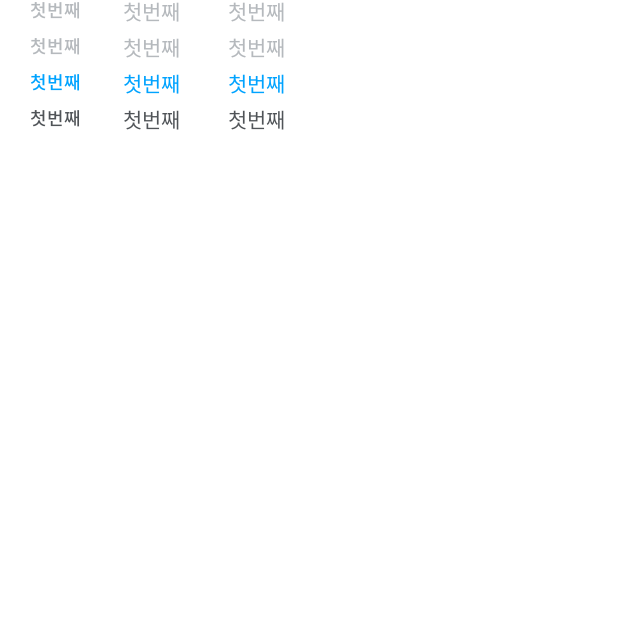
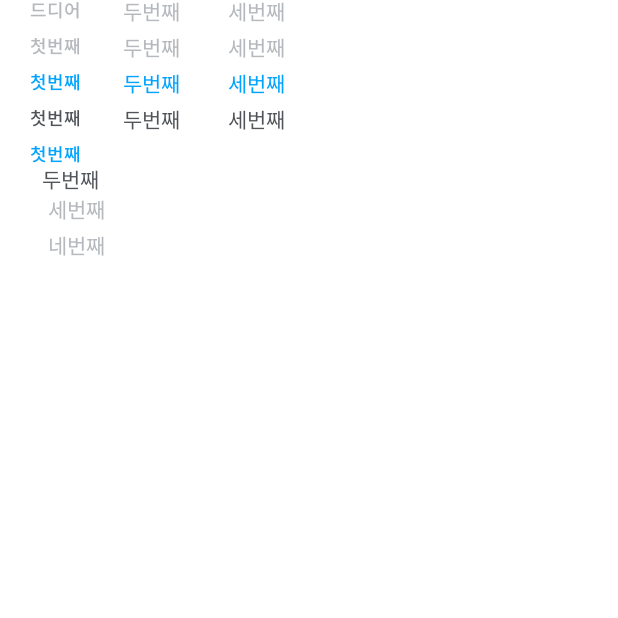
Before and after one commit to yourssu/YDS-Android, an Android app: the screen it shows after launch (CheckBoxActivity), on a phone screen of 412 x 824 dp, the top half of it. Run offline under Robolectric (Android 15) with nearby library versions, the phone set to English and light mode, and no system bars; our stand-ins replace data binding; 5 statements that could not run were skipped.

Commit message:
문제해결 : 데이터바인딩 시 상태지정 불가능
문제 해결: 데이터 바인딩 시 상태지정 불가능.
이제 데이터 바인딩을 통한 엑티비티 내에서의 동적인 생성 및 접근 가능.
체크박스 코드 리펙토링 완료.
코드 내 isDisabled 변수를 기본 뷰 변수 isEnabled setter 로 변경.
문제점: 체크박스 크기가 좀 작은듯?

```diff
--- a/DesignSystem/src/main/java/com/yourssu/design/system/atom/CheckBox.kt
+++ b/DesignSystem/src/main/java/com/yourssu/design/system/atom/CheckBox.kt
@@ -1,20 +1,19 @@
 package com.yourssu.design.system.atom
 
 import android.content.Context
-import android.graphics.PorterDuff
 import android.util.AttributeSet
 import android.util.Log
 import android.view.LayoutInflater
 import android.view.MotionEvent
+import android.view.ViewGroup
 import androidx.constraintlayout.widget.ConstraintLayout
 import androidx.core.content.ContextCompat
-import androidx.core.content.res.getStringOrThrow
 import androidx.core.content.withStyledAttributes
-import androidx.core.graphics.drawable.DrawableCompat
 import com.yourssu.design.R
 import com.yourssu.design.databinding.LayoutCheckBoxBinding
 import com.yourssu.design.system.foundation.Icon
 import com.yourssu.design.system.foundation.Typo
+import com.yourssu.design.system.language.ComponentGroup
 import com.yourssu.design.undercarriage.size.dpToPx
 
 
@@ -27,123 +26,96 @@ class CheckBox @JvmOverloads constructor(
     private val binding: LayoutCheckBoxBinding =
         LayoutCheckBoxBinding.inflate(LayoutInflater.from(context), this, true)
 
-
-    private var isDisabled: Boolean = false
-        set(bool) {
-            field = bool
-            setAvailabilityState(field)
-        }
-
     var size: Int = SIZE_SMALL
         set(value) {
             field = value
-            setSizeState(field)
+            setSizeState()
         }
 
-    private var label: String = "텍스트"
+    var label: String = "텍스트"
         set(value) {
             field = value
-            setText(label)
+            changeText()
         }
 
     init {
         context.withStyledAttributes(attrs, R.styleable.CheckBox) {
-            isDisabled = getBoolean(R.styleable.CheckBox_isDisabled, false)
+            isEnabled = !getBoolean(R.styleable.CheckBox_isDisabled, false)
             isSelected = getBoolean(R.styleable.CheckBox_isSelected, false)
             size = getInt(R.styleable.CheckBox_size, SIZE_SMALL)
-            label = getStringOrThrow(R.styleable.CheckBox_label)
-        }
-
-        initStates(isDisabled, isSelected, size, label)
-    }
-
-    private fun initStates(isDisabled: Boolean, isSelected: Boolean, size: Int, label: String) {
-        setSizeState(size)
-        setAvailabilityState(isDisabled)
-        setSelectivityState(isSelected)
-        setText(label)
-    }
-
-    private fun setText(label: String) {
-        binding.text.text = label
-    }
-
-    private fun setAvailabilityState(disabled: Boolean) {
-        isEnabled = !disabled
-    }
-
-    private fun setSelectivityState(selected: Boolean) {
-        isSelected = selected
-        when (isSelected) {
-            true -> {
-                if (isEnabled) {
-                    changeTotalColor(R.color.buttonPoint)
-                    changeDrawable(Icon.ic_checkcircle_filled)
-                } else {
-                    changeTotalColor(R.color.buttonDisabled)
-                    changeDrawable(Icon.ic_checkcircle_filled)
-                }
-            }
-            false -> {
-                if (isEnabled) {
-                    changeTotalColor(R.color.buttonNormal)
-                    changeDrawable(Icon.ic_checkcircle_line)
-                } else {
-                    changeTotalColor(R.color.buttonDisabled)
-                    changeDrawable(Icon.ic_checkcircle_line)
-                }
-            }
+            label = getString(R.styleable.CheckBox_label).toString()
         }
     }
 
-    private fun setSizeState(size: Int) {
-        when (size) {
-            SIZE_SMALL -> {
-                changeTypo(Typo.Button4)
-                changeMarginLeft(MARGIN_SMALL)
-                changeImageSize(IconView.ExtraSmall)
-            }
-            SIZE_MEDIUM -> {
-                changeTypo(Typo.Button3)
-                changeMarginLeft(MARGIN_MEDIUM)
-                changeImageSize(IconView.Small)
-            }
-            SIZE_LARGE -> {
-                changeTypo(Typo.Button3)
-                changeMarginLeft(MARGIN_LARGE)
-                changeImageSize(IconView.Medium)
-            }
-            else -> {
-                changeTypo(Typo.Button4)
-                changeMarginLeft(MARGIN_SMALL)
-                changeImageSize(IconView.ExtraSmall)
-            }
+    override fun setEnabled(enabled: Boolean) {
+        super.setEnabled(enabled)
+        setState()
+    }
+
+    override fun setSelected(selected: Boolean) {
+        super.setSelected(selected)
+        setState()
+    }
+
+    private fun setState() {
+        setTotalColor()
+        setDrawable()
+    }
+
+    private fun setTotalColor() {
+        when (isEnabled) {
+            true ->
+                if (isSelected)
+                    changeTotalColor(R.color.buttonPoint)
+                else
+                    changeTotalColor(R.color.buttonNormal)
+            false ->
+                changeTotalColor(R.color.buttonDisabled)
         }
     }
+
+    private fun setDrawable() {
+        when (isSelected) {
+            true -> changeDrawable(Icon.ic_checkcircle_filled)
+            false -> changeDrawable(Icon.ic_checkcircle_line)
+        }
+    }
+
+    private fun setSizeState() {
+        when (size) {
+            SIZE_SMALL -> changeTotalSize(Typo.Button4, MARGIN_SMALL, IconView.ExtraSmall)
+            SIZE_MEDIUM -> changeTotalSize(Typo.Button3, MARGIN_MEDIUM, IconView.Small)
+            SIZE_LARGE -> changeTotalSize(Typo.Button3, MARGIN_LARGE, IconView.Medium)
+            else -> changeTotalSize(Typo.Button4, MARGIN_SMALL, IconView.ExtraSmall)
+        }
+    }
+
 
     override fun onTouchEvent(event: MotionEvent): Boolean {
         super.onTouchEvent(event)
 
         return when (event.action) {
             MotionEvent.ACTION_DOWN -> {
-                Log.d("KWK", "ACTION_DOWN")
                 true
             }
             MotionEvent.ACTION_UP -> {
-                Log.d("KWK", "ACTION_UP")
-                performClick() // Call this method to handle the response, and
+                performClick()
                 true
             }
-            else -> false  // Return false for other touch events
+            else -> false
+        }
+    }
+
+    private fun toggle() {
+        if (isEnabled) {
+            isSelected = !isSelected
+            setState()
         }
     }
 
     override fun performClick(): Boolean {
         super.performClick()
-        if (isEnabled) {
-            setSelectivityState(!isSelected)
-        }
-        invalidate()
+        toggle()
         return true
     }
 
@@ -154,6 +126,31 @@ class CheckBox @JvmOverloads constructor(
         private const val MARGIN_SMALL = 4f
         private const val MARGIN_MEDIUM = 8f
         private const val MARGIN_LARGE = 8f
+
+        fun Context.checkBox(block: CheckBox.() -> Unit) = CheckBox(this).run {
+            block.invoke(this)
+            this
+        }
+
+        fun ViewGroup.checkBox(block: CheckBox.() -> Unit) = CheckBox(this.context).run {
+            block.invoke(this)
+            this@checkBox.addView(this)
+            this
+        }
+
+        fun ComponentGroup.checkBox(block: CheckBox.() -> Unit) =
+            CheckBox(this.componentContext).run {
+                block.invoke(this)
+                this@checkBox.addComponent(this)
+                this
+            }
+    }
+
+    // change means will access to binding
+    private fun changeTotalSize(typo: Int, marginSize: Float, imageSize: Int) {
+        changeTypo(typo)
+        changeMarginLeft(marginSize)
+        changeImageSize(imageSize)
     }
 
     private fun changeTotalColor(color_id: Int) {
@@ -186,232 +183,11 @@ class CheckBox @JvmOverloads constructor(
         )
     }
 
+    private fun changeText() {
+        binding.text.text = label
+    }
+
     private fun changeDrawable(value: Int) {
         binding.icon.setIconResource(value)
     }
 }
-
-//class CheckBox @JvmOverloads constructor(
-//    context: Context, attrs: AttributeSet? = null
-//) : androidx.appcompat.widget.AppCompatCheckBox(context, attrs) {
-//
-//    private lateinit var availabilityState: AvailabilityState
-//    private lateinit var selectivityState: SelectivityState
-//    private lateinit var sizeState: SizeState
-//
-//    var isDisabled: Boolean = false
-//        set(bool) {
-//            field = bool
-//            setAvailabilityState(field)
-//        }
-//
-//    // 이거 피그마 따라서 isSeleted 하려고 했는데 Conflicting declarations:
-//    var is_Selected: Boolean = false
-//        set(bool) {
-//            field = bool
-//            setSelectivityState(field)
-//        }
-//
-//    var size: Int = SIZE_SMALL
-//        set(value) {
-//            field = value
-//            setSizeState(field)
-//        }
-//
-//    init {
-//        context.withStyledAttributes(attrs, R.styleable.CheckBox) {
-//            isDisabled = getBoolean(R.styleable.CheckBox_isDisabled, false)
-//            is_Selected = getBoolean(R.styleable.CheckBox_isSelected, false)
-//            size = getInt(R.styleable.CheckBox_size, SIZE_SMALL)
-//        }
-//
-//        initStates(isDisabled, is_Selected, size)
-//    }
-//
-//    private fun initStates(isDisabled: Boolean, isSelected: Boolean, size: Int) {
-//        setSizeState(size)
-//        setAvailabilityState(isDisabled)
-//        setSelectivityState(isSelected)
-//    }
-//
-//    private fun setAvailabilityState(isDisabled: Boolean) {
-//        availabilityState = when (isDisabled) {
-//            true -> Disabled()
-//            false -> Enabled()
-//        }
-//        availabilityState.apply()
-//    }
-//
-//    private fun setSelectivityState(isSelected: Boolean) {
-//        selectivityState = when (isSelected) {
-//            true -> Selected()
-//            false -> NotSelected()
-//        }
-//        selectivityState.apply()
-//    }
-//
-//    private fun setSizeState(size: Int) {
-//        sizeState = when (size) {
-//            SIZE_SMALL -> Small()
-//            SIZE_MEDIUM -> Medium()
-//            SIZE_LARGE -> Large()
-//            else -> Small()
-//        }
-//        sizeState.apply()
-//    }
-//
-//    override fun performClick(): Boolean {
-//        if (super.performClick()) return true
-//        setSelectivityState(isChecked)
-//        return true
-//    }
-//
-//    interface State {
-//        fun apply()
-//    }
-//
-//    abstract inner class AvailabilityState(private val enabled: Boolean) : State {
-//        override fun apply() {
-//            isEnabled = enabled
-//        }
-//    }
-//
-//    abstract inner class SelectivityState(private val drawable_id: Int) : State {
-//        private val disable = !isEnabled
-//
-//        override fun apply() {
-//            changeDrawable(drawable_id)
-//            if (disable)
-//                onDisable()
-//            else
-//                onEnable()
-//        }
-//
-//        abstract fun onDisable()
-//
-//        abstract fun onEnable()
-//    }
-//
-//    abstract inner class SizeState(
-//        private val padding_size: Float,
-//        private val text_size: Float,
-//        private val image_size: Float
-//    ) : State {
-//        override fun apply() {
-//            changeTextSize(text_size)
-//            changePadding(padding_size)
-//            changeImageSize(image_size)
-//        }
-//    }
-//
-//    // 최대한 메인 속성은 생성자로 넣어주는게 예쁜듯
-//    inner class Disabled : AvailabilityState(false)
-//    inner class Enabled : AvailabilityState(true)
-//
-//    //저는 이렇게 미리보기 이미지가 옆에 뜨는게 좋더라구요
-//    inner class Selected : SelectivityState(R.drawable.ic_checkcircle_filled) {
-//
-//        override fun apply() {
-//            isChecked = true
-//            super.apply()
-//        }
-//
-//        override fun onDisable() {
-//            changeTotalColor(R.color.buttonDisabled)
-//        }
-//
-//        override fun onEnable() {
-//            changeTotalColor(R.color.buttonPoint)
-//        }
-//    }
-//
-//    inner class NotSelected : SelectivityState(R.drawable.ic_checkcircle_line) {
-//        override fun apply() {
-//            isChecked = false
-//            super.apply()
-//        }
-//
-//        override fun onDisable() {
-//            changeTotalColor(R.color.buttonDisabled)
-//        }
-//
-//        override fun onEnable() {
-//            changeTotalColor(R.color.buttonNormal)
-//        }
-//    }
-//
-//    // 최대한 메인 속성은 생성자로 넣어주는게 예쁜듯
-//    inner class Small : SizeState(SMALL_PADDING, SMALL_TEXT_SIZE, SMALL_IMAGE_RATIO)
-//    inner class Medium : SizeState(MEDIUM_PADDING, MEDIUM_TEXT_SIZE, MEDIUM_IMAGE_RATIO)
-//    inner class Large : SizeState(LARGE_PADDING, LARGE_TEXT_SIZE, LARGE_IMAGE_RATIO)
-//
-//    companion object {
-//        private const val SIZE_SMALL = 0
-//        private const val SIZE_MEDIUM = 1
-//        private const val SIZE_LARGE = 2
-//        private const val SMALL_PADDING = 4f
-//        private const val MEDIUM_PADDING = 8f
-//        private const val LARGE_PADDING = 8f
-//        private const val SMALL_TEXT_SIZE = 12f
-//        private const val MEDIUM_TEXT_SIZE = 14f
-//        private const val LARGE_TEXT_SIZE = 14f
-//        private const val LARGE_IMAGE_RATIO = 0.83f
-//        private const val MEDIUM_IMAGE_RATIO = 0.66f
-//        private const val SMALL_IMAGE_RATIO = 0.54f
-//
-//
-//        fun Context.checkBox(block: CheckBox.() -> Unit) = CheckBox(this).run {
-//            block.invoke(this)
-//            this
-//        }
-//
-//        fun ViewGroup.checkBox(block: CheckBox.() -> Unit) = CheckBox(this.context).run {
-//            block.invoke(this)
-//            this@checkBox.addView(this)
-//            this
-//        }
-//
-//        fun ComponentGroup.checkBox(block: CheckBox.() -> Unit) =
-//            CheckBox(this.componentContext).run {
-//                block.invoke(this)
-//                this@checkBox.addComponent(this)
-//                this
-//            }
-//
-//    }
-//
-//    private fun changeTotalColor(color_id: Int) {
-//        changeDrawableColor(color_id)
-//        changeTextColor(color_id)
-//    }
-//
-//    private fun changeDrawableColor(color_id: Int) {
-//        val dr = buttonDrawable
-//        if (dr != null) {
-//            DrawableCompat.setTint(dr, ContextCompat.getColor(context, color_id))
-//        }
-//        buttonDrawable = dr
-//    }
-//
-//    private fun changeDrawable(drawable_id: Int) {
-//        buttonDrawable = AppCompatResources.getDrawable(context, drawable_id)
-//    }
-//
-//    private fun changeTextColor(color_id: Int) {
-//        setTextColor(ContextCompat.getColor(context, color_id))
-//    }
-//
-//    private fun changePadding(padding_size: Float) {
-//        setPadding(context.dpToPx(padding_size).toInt(), 0, 0, 0)
-//    }
-//
-//    private fun changeTextSize(text_size: Float) {
-//        textSize = context.dpToPx(text_size)
-//    }
-//
-//    private fun changeImageSize(image_ratio: Float) {
-//        // 도저히 체크박스 크기 바꾸는 방법을 모르겠음.
-//        scaleX = image_ratio
-//        scaleY = image_ratio
-//    }
-//}
--- a/app/yds-ui-tester/src/main/java/com/yourssu/yds_ui_tester/CheckBoxActivity.kt
+++ b/app/yds-ui-tester/src/main/java/com/yourssu/yds_ui_tester/CheckBoxActivity.kt
@@ -6,6 +6,7 @@ import android.util.Log
 import android.view.ViewGroup
 import androidx.databinding.DataBindingUtil
 import com.yourssu.design.system.atom.CheckBox
+import com.yourssu.design.system.atom.CheckBox.Companion.checkBox
 import com.yourssu.yds_ui_tester.databinding.ActivityCheckBoxBinding
 
 class CheckBoxActivity : AppCompatActivity() {
@@ -16,28 +17,36 @@ class CheckBoxActivity : AppCompatActivity() {
         binding = DataBindingUtil.setContentView(this, R.layout.activity_check_box)
 
 
-//        binding.test.apply {
-//            isDisabled = false
-//            is_Selected = false
-//            size = 0
-//            text = "드디어"
-//        }
-//
-//        binding.linear.checkBox {
-//            width = ViewGroup.LayoutParams.WRAP_CONTENT
-//            height = ViewGroup.LayoutParams.WRAP_CONTENT
-//            isDisabled = false
-//            is_Selected = false
-//            size = 2
-//            text = "안녕하세요"
-//        }
-//        binding.linear.checkBox {
-//            width = ViewGroup.LayoutParams.WRAP_CONTENT
-//            height = ViewGroup.LayoutParams.WRAP_CONTENT
-//            isDisabled = true
-//            is_Selected = true
-//            size = 0
-//            text = "안녕하세요"
-//        }
+        binding.test.apply {
+            isEnabled = false
+            isSelected = false
+            size = 1
+            label = "드디어"
+        }
+
+        binding.linear.checkBox {
+            isEnabled = true
+            isSelected = true
+            size = 1
+            label = "첫번째"
+        }
+        binding.linear.checkBox {
+            isEnabled = true
+            isSelected = false
+            size = 2
+            label = "두번째"
+        }
+        binding.linear.checkBox {
+            isEnabled = false
+            isSelected = true
+            size = 3
+            label = "세번째"
+        }
+        binding.linear.checkBox {
+            isEnabled = false
+            isSelected = false
+            size = 3
+            label = "네번째"
+        }
     }
 }
--- a/app/yds-ui-tester/src/main/res/layout/activity_check_box.xml
+++ b/app/yds-ui-tester/src/main/res/layout/activity_check_box.xml
@@ -4,8 +4,15 @@
     xmlns:tools="http://schemas.android.com/tools"
     tools:context=".CheckBoxActivity">
 
+    <LinearLayout
+        android:id="@+id/linear"
+        android:layout_width="match_parent"
+        android:layout_height="match_parent"
+        android:orientation="vertical">
+
 
         <GridLayout
+            android:id="@+id/grid"
             android:layout_width="match_parent"
             android:layout_height="wrap_content"
             android:columnCount="3"
@@ -16,101 +23,103 @@
                 android:id="@+id/test"
                 android:layout_width="wrap_content"
                 android:layout_height="wrap_content"
-            app:label="첫번째"
                 app:isDisabled="true"
                 app:isSelected="true"
+                app:label="첫번째"
                 app:size="small" />
 
             <com.yourssu.design.system.atom.CheckBox
                 android:layout_width="wrap_content"
                 android:layout_height="wrap_content"
-            app:label="첫번째"
                 app:isDisabled="true"
                 app:isSelected="false"
+                app:label="첫번째"
                 app:size="small" />
 
             <com.yourssu.design.system.atom.CheckBox
                 android:layout_width="wrap_content"
                 android:layout_height="wrap_content"
-            app:label="첫번째"
                 app:isDisabled="false"
                 app:isSelected="true"
+                app:label="첫번째"
                 app:size="small" />
 
             <com.yourssu.design.system.atom.CheckBox
                 android:layout_width="wrap_content"
                 android:layout_height="wrap_content"
-            app:label="첫번째"
                 app:isDisabled="false"
                 app:isSelected="false"
+                app:label="첫번째"
                 app:size="small" />
 
 
             <com.yourssu.design.system.atom.CheckBox
                 android:layout_width="wrap_content"
                 android:layout_height="wrap_content"
-            app:label="첫번째"
                 app:isDisabled="true"
                 app:isSelected="true"
+                app:label="두번째"
                 app:size="medium" />
 
             <com.yourssu.design.system.atom.CheckBox
                 android:layout_width="wrap_content"
                 android:layout_height="wrap_content"
-            app:label="첫번째"
                 app:isDisabled="true"
                 app:isSelected="false"
+                app:label="두번째"
                 app:size="medium" />
 
             <com.yourssu.design.system.atom.CheckBox
                 android:layout_width="wrap_content"
                 android:layout_height="wrap_content"
-            app:label="첫번째"
                 app:isDisabled="false"
                 app:isSelected="true"
+                app:label="두번째"
                 app:size="medium" />
 
             <com.yourssu.design.system.atom.CheckBox
                 android:layout_width="wrap_content"
                 android:layout_height="wrap_content"
-            app:label="첫번째"
                 app:isDisabled="false"
                 app:isSelected="false"
+                app:label="두번째"
                 app:size="medium" />
 
 
             <com.yourssu.design.system.atom.CheckBox
                 android:layout_width="wrap_content"
                 android:layout_height="wrap_content"
-            app:label="첫번째"
                 app:isDisabled="true"
                 app:isSelected="true"
+                app:label="세번째"
                 app:size="large" />
 
             <com.yourssu.design.system.atom.CheckBox
                 android:layout_width="wrap_content"
                 android:layout_height="wrap_content"
-            app:label="첫번째"
                 app:isDisabled="true"
                 app:isSelected="false"
+                app:label="세번째"
                 app:size="large" />
 
             <com.yourssu.design.system.atom.CheckBox
                 android:layout_width="wrap_content"
                 android:layout_height="wrap_content"
-            app:label="첫번째"
                 app:isDisabled="false"
                 app:isSelected="true"
+                app:label="세번째"
                 app:size="large" />
 
             <com.yourssu.design.system.atom.CheckBox
                 android:layout_width="wrap_content"
                 android:layout_height="wrap_content"
-            app:label="첫번째"
                 app:isDisabled="false"
                 app:isSelected="false"
+                app:label="세번째"
                 app:size="large" />
         </GridLayout>
 
 
+    </LinearLayout>
+
 </layout>
```
Lines whose indentation alone changed are shown as unchanged.
